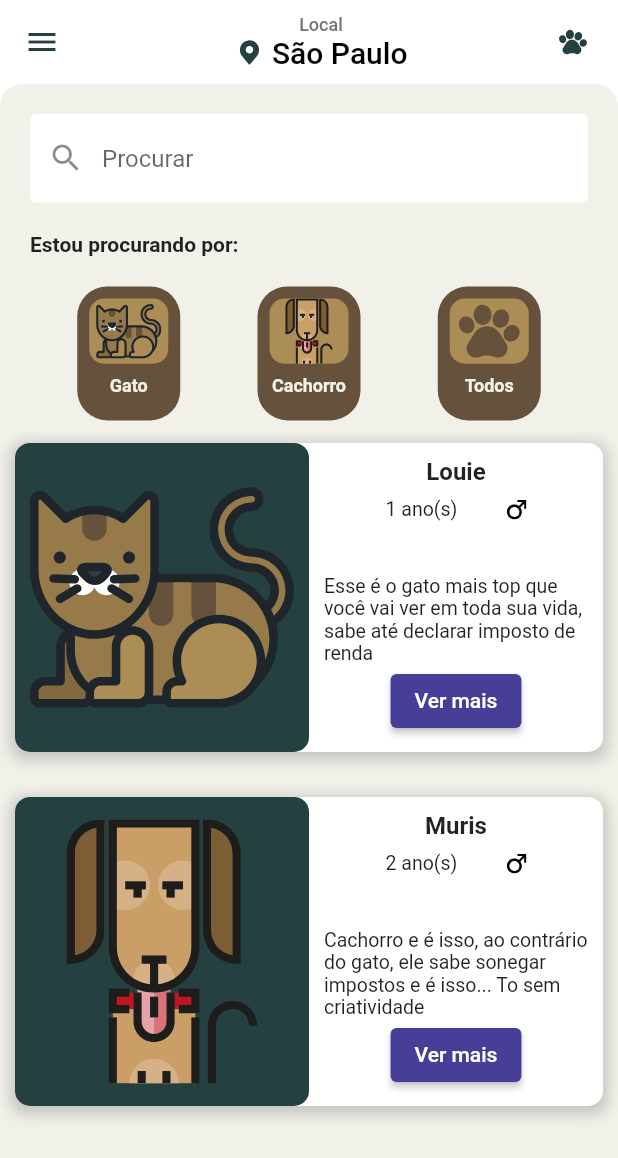
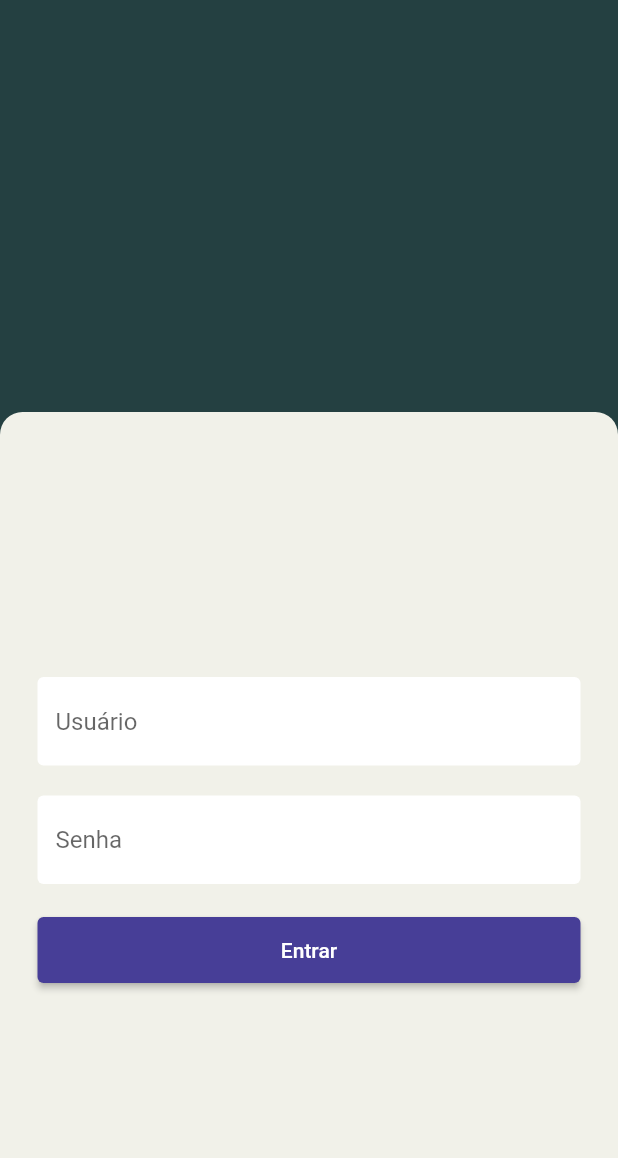
Before and after one commit to JoshGodoyyy/Adotei, a Flutter app: the screen it shows after launch, on a phone screen of 412 x 824 dp. Shown: the top 1158 px of the screen. Run offline on Flutter 3.47's test engine with Material 2 defaults, Android fonts, the phone set to English and light mode, and no system bars; our stand-ins replace flutter_svg.

Commit message:
Criada tela de login

```diff
--- a/lib/main.dart
+++ b/lib/main.dart
@@ -1,6 +1,8 @@
+import 'package:adotei/model/animal.dart';
 import 'package:adotei/pages/about.dart';
 import 'package:adotei/pages/add_pet.dart';
 import 'package:adotei/pages/home_page.dart';
+import 'package:adotei/pages/login.dart';
 import 'package:adotei/pages/pet.dart';
 import 'package:flutter/material.dart';
 
@@ -14,21 +16,20 @@ class MyApp extends StatelessWidget {
     return MaterialApp(
       theme: ThemeData(),
       debugShowCheckedModeBanner: false,
-      initialRoute: '/',
-      routes: {
-        '/': (context) => const HomePage(),
-        '/add': (context) => const AddPet(),
-        '/pet': (context) => const Pet(),
-        '/about': (context) => const About(),
-      },
+      initialRoute: '/login',
       onGenerateRoute: (setting) {
         switch (setting.name) {
+          case '/':
+            return MaterialPageRoute(builder: (context) => const HomePage());
           case '/add':
             return MaterialPageRoute(builder: (context) => const AddPet());
           case '/pet':
-            return MaterialPageRoute(builder: (context) => const Pet());
+            return MaterialPageRoute(
+                builder: (context) => Pet(setting.arguments as MyAnimal));
+          case '/about':
+            return MaterialPageRoute(builder: (context) => const About());
           default:
-            return MaterialPageRoute(builder: (context) => const HomePage());
+            return MaterialPageRoute(builder: (context) => const LoginPage());
         }
       },
     );
--- a/lib/model/animal.dart
+++ b/lib/model/animal.dart
@@ -6,12 +6,12 @@ class MyAnimal {
   String gender;
   String description;
 
-  MyAnimal({
-    required this.id,
-    required this.animal,
-    required this.name,
-    required this.age,
-    required this.gender,
-    required this.description,
-  });
+  MyAnimal(
+    this.id,
+    this.animal,
+    this.name,
+    this.age,
+    this.gender,
+    this.description,
+  );
 }
--- a/lib/pages/home_page.dart
+++ b/lib/pages/home_page.dart
@@ -2,6 +2,7 @@ import 'package:adotei/animal.dart';
 import 'package:adotei/custom_colors.dart';
 import 'package:adotei/custom_icons.dart';
 import 'package:adotei/gender.dart';
+import 'package:adotei/model/animal.dart';
 import 'package:adotei/widgets/list_item.dart';
 import 'package:adotei/widgets/my_drawer.dart';
 import 'package:adotei/widgets/pet_button.dart';
@@ -16,9 +17,10 @@ class HomePage extends StatefulWidget {
 }
 
 class _HomePageState extends State<HomePage> {
-  bool isCatSelected = false;
-  bool isDogSelected = false;
-  bool fishballcat = false;
+  final bool _isCatActive = false;
+  final bool _isDogActive = false;
+  final bool _isAllActive = true;
+
   @override
   Widget build(BuildContext context) {
     return Scaffold(
@@ -54,14 +56,16 @@ class _HomePageState extends State<HomePage> {
         ),
         centerTitle: true,
         actions: [
-          Padding(
-            padding: const EdgeInsets.only(right: 20.0),
-            child: SvgPicture.asset(
+          IconButton(
+            onPressed: () {
+              Navigator.pushNamed(context, '/add');
+            },
+            icon: SvgPicture.asset(
               CustomIcons.pawprint,
               color: CustomColors.green,
               width: 20,
             ),
-          )
+          ),
         ],
       ),
       backgroundColor: CustomColors.white,
@@ -95,43 +99,32 @@ class _HomePageState extends State<HomePage> {
                 style: TextStyle(fontWeight: FontWeight.w600),
               ),
             ),
-            Row(
+            Padding(
+              padding: const EdgeInsets.only(bottom: 10.0),
+              child: Row(
                 mainAxisAlignment: MainAxisAlignment.spaceEvenly,
-              children: const [
+                children: [
                   PetButton(
+                    _isCatActive,
                     title: 'Gato',
                     icon: CustomIcons.cat,
                   ),
                   PetButton(
+                    _isDogActive,
                     title: 'Cachorro',
                     icon: CustomIcons.dog,
                   ),
                   PetButton(
+                    _isAllActive,
                     title: 'Todos',
                     icon: CustomIcons.pawprint,
                   ),
                 ],
               ),
+            ),
             Flexible(
               child: ListView(
-                children: const [
-                  ListItem(
-                    animal: Animal.cat,
-                    name: 'Louie',
-                    age: 1,
-                    gender: Gender.male,
-                    description:
-                        'Esse é o gato mais top que você vai ver em toda sua vida, sabe até declarar imposto de renda',
-                  ),
-                  ListItem(
-                    animal: Animal.dog,
-                    name: 'Muris',
-                    age: 2,
-                    gender: Gender.male,
-                    description:
-                        'Cachorro e é isso, ao contrário do gato, ele sabe sonegar impostos e é isso... To sem criatividade',
-                  )
-                ],
+                children: const [],
               ),
             ),
           ],
--- /dev/null
+++ b/lib/pages/login.dart
@@ -0,0 +1,78 @@
+import 'package:adotei/custom_colors.dart';
+import 'package:flutter/material.dart';
+
+class LoginPage extends StatefulWidget {
+  const LoginPage({Key? key}) : super(key: key);
+
+  @override
+  State<LoginPage> createState() => _LoginPageState();
+}
+
+class _LoginPageState extends State<LoginPage> {
+  @override
+  Widget build(BuildContext context) {
+    return Scaffold(
+      backgroundColor: CustomColors.green,
+      body: Column(
+        crossAxisAlignment: CrossAxisAlignment.stretch,
+        children: [
+          Flexible(flex: 1, child: Container()),
+          Flexible(
+            flex: 2,
+            child: Container(
+              decoration: const BoxDecoration(
+                borderRadius: BorderRadius.only(
+                  topLeft: Radius.circular(15),
+                  topRight: Radius.circular(15),
+                ),
+                color: CustomColors.background,
+              ),
+              child: Padding(
+                padding: const EdgeInsets.all(25.0),
+                child: Column(
+                  mainAxisSize: MainAxisSize.max,
+                  mainAxisAlignment: MainAxisAlignment.center,
+                  children: [
+                    buildTextField('Usuário', false),
+                    buildTextField('Senha', true),
+                    const SizedBox(
+                      height: 10,
+                    ),
+                    SizedBox(
+                      width: MediaQuery.of(context).size.width,
+                      child: ElevatedButton(
+                        onPressed: () {
+                          Navigator.of(context).pushReplacementNamed('/');
+                        },
+                        child: const Text('Entrar'),
+                        style: ElevatedButton.styleFrom(
+                          padding: const EdgeInsets.all(14),
+                          primary: CustomColors.blue,
+                        ),
+                      ),
+                    )
+                  ],
+                ),
+              ),
+            ),
+          ),
+        ],
+      ),
+    );
+  }
+
+  Widget buildTextField(String hint, bool obscure) {
+    return Padding(
+      padding: const EdgeInsets.symmetric(vertical: 10.0),
+      child: TextField(
+        obscureText: obscure,
+        decoration: InputDecoration(
+          hintText: hint,
+          border: const OutlineInputBorder(borderSide: BorderSide.none),
+          fillColor: CustomColors.white,
+          filled: true,
+        ),
+      ),
+    );
+  }
+}
--- a/lib/widgets/list_item.dart
+++ b/lib/widgets/list_item.dart
@@ -2,23 +2,17 @@ import 'package:adotei/custom_colors.dart';
 import 'package:adotei/custom_icons.dart';
 import 'package:adotei/gender.dart';
 import 'package:adotei/animal.dart';
+import 'package:adotei/model/animal.dart';
 import 'package:flutter/material.dart';
 import 'package:flutter_svg/flutter_svg.dart';
 
 class ListItem extends StatefulWidget {
-  const ListItem({
+  const ListItem(
+    this.myanimal, {
     Key? key,
-    required this.animal,
-    required this.name,
-    required this.age,
-    required this.gender,
-    required this.description,
   }) : super(key: key);
-  final Animal animal;
-  final String name;
-  final int age;
-  final Gender gender;
-  final String description;
+
+  final MyAnimal myanimal;
 
   @override
   State<ListItem> createState() => _ListItemState();
@@ -32,21 +26,21 @@ class _ListItemState extends State<ListItem> {
     return width;
   }
 
-  String animals() {
-    if (widget.animal == Animal.cat) {
-      return CustomIcons.cat;
-    } else {
-      return CustomIcons.dog;
-    }
-  }
+  // String animals() {
+  //   if (widget.myAnimal == Animal.cat) {
+  //     return CustomIcons.cat;
+  //   } else {
+  //     return CustomIcons.dog;
+  //   }
+  // }
 
-  String genders() {
-    if (widget.gender == Gender.male) {
-      return CustomIcons.male;
-    } else {
-      return CustomIcons.female;
-    }
-  }
+  // String genders() {
+  //   if (widget.gender == Gender.male) {
+  //     return CustomIcons.male;
+  //   } else {
+  //     return CustomIcons.female;
+  //   }
+  // }
 
   @override
   Widget build(BuildContext context) {
@@ -84,7 +78,7 @@ class _ListItemState extends State<ListItem> {
                   ),
                   child: Padding(
                     padding: const EdgeInsets.all(10.0),
-                    child: SvgPicture.asset(animals()),
+                    child: SvgPicture.asset(CustomIcons.cat),
                   ),
                 ),
               ),
@@ -96,7 +90,7 @@ class _ListItemState extends State<ListItem> {
                     crossAxisAlignment: CrossAxisAlignment.center,
                     children: [
                       Text(
-                        widget.name,
+                        widget.myanimal.name,
                         style: const TextStyle(
                           fontSize: 16,
                           fontWeight: FontWeight.w700,
@@ -108,11 +102,11 @@ class _ListItemState extends State<ListItem> {
                           mainAxisAlignment: MainAxisAlignment.spaceEvenly,
                           children: [
                             Text(
-                              '${widget.age} ano(s)',
+                              '${widget.myanimal.age} ano(s)',
                               style: const TextStyle(fontSize: 13),
                             ),
                             SvgPicture.asset(
-                              genders(),
+                              CustomIcons.male,
                               width: 13,
                             )
                           ],
@@ -120,14 +114,15 @@ class _ListItemState extends State<ListItem> {
                       ),
                       Expanded(child: Container()),
                       Text(
-                        widget.description,
+                        widget.myanimal.description,
                         style: const TextStyle(
                           fontSize: 13,
                         ),
                       ),
                       ElevatedButton(
                         onPressed: () {
-                          Navigator.of(context).pushNamed('/pet');
+                          Navigator.of(context)
+                              .pushNamed('/pet', arguments: widget.myanimal);
                         },
                         child: const Text('Ver mais'),
                         style: ElevatedButton.styleFrom(
--- a/lib/widgets/pet_button.dart
+++ b/lib/widgets/pet_button.dart
@@ -2,15 +2,22 @@ import 'package:adotei/custom_colors.dart';
 import 'package:flutter/material.dart';
 import 'package:flutter_svg/flutter_svg.dart';
 
-class PetButton extends StatelessWidget {
-  const PetButton({
+class PetButton extends StatefulWidget {
+  PetButton(
+    this.isActive, {
     Key? key,
     required this.title,
     required this.icon,
   }) : super(key: key);
   final String title;
   final String icon;
+  bool isActive = true;
 
+  @override
+  State<PetButton> createState() => _PetButtonState();
+}
+
+class _PetButtonState extends State<PetButton> {
   double boxSize(BuildContext context) {
     double width = MediaQuery.of(context).size.width / 6;
     return width;
@@ -19,15 +26,19 @@ class PetButton extends StatelessWidget {
   @override
   Widget build(BuildContext context) {
     return GestureDetector(
-      onTap: () {},
+      onTap: () {
+        setState(() {
+          widget.isActive = !widget.isActive;
+        });
+      },
       child: Container(
         width: boxSize(context),
         height: boxSize(context) * 1.3,
-        decoration: const BoxDecoration(
-          borderRadius: BorderRadius.all(
+        decoration: BoxDecoration(
+          borderRadius: const BorderRadius.all(
             Radius.circular(20),
           ),
-          color: CustomColors.darkBrown,
+          color: widget.isActive ? CustomColors.brown : CustomColors.darkBrown,
         ),
         child: Column(
           children: [
@@ -43,7 +54,7 @@ class PetButton extends StatelessWidget {
                     color: CustomColors.brown,
                   ),
                   child: SvgPicture.asset(
-                    icon,
+                    widget.icon,
                   ),
                 ),
               ),
@@ -51,7 +62,7 @@ class PetButton extends StatelessWidget {
             Flexible(
               flex: 1,
               child: Text(
-                title,
+                widget.title,
                 style: const TextStyle(
                   color: CustomColors.background,
                   fontWeight: FontWeight.w600,
```
Also changed, not shown: lib/pages/add_pet.dart (+10 -6 lines), lib/pages/pet.dart (+75 -10 lines), lib/widgets/my_drawer.dart (+7 -3 lines). Lines whose indentation alone changed are shown as unchanged.
